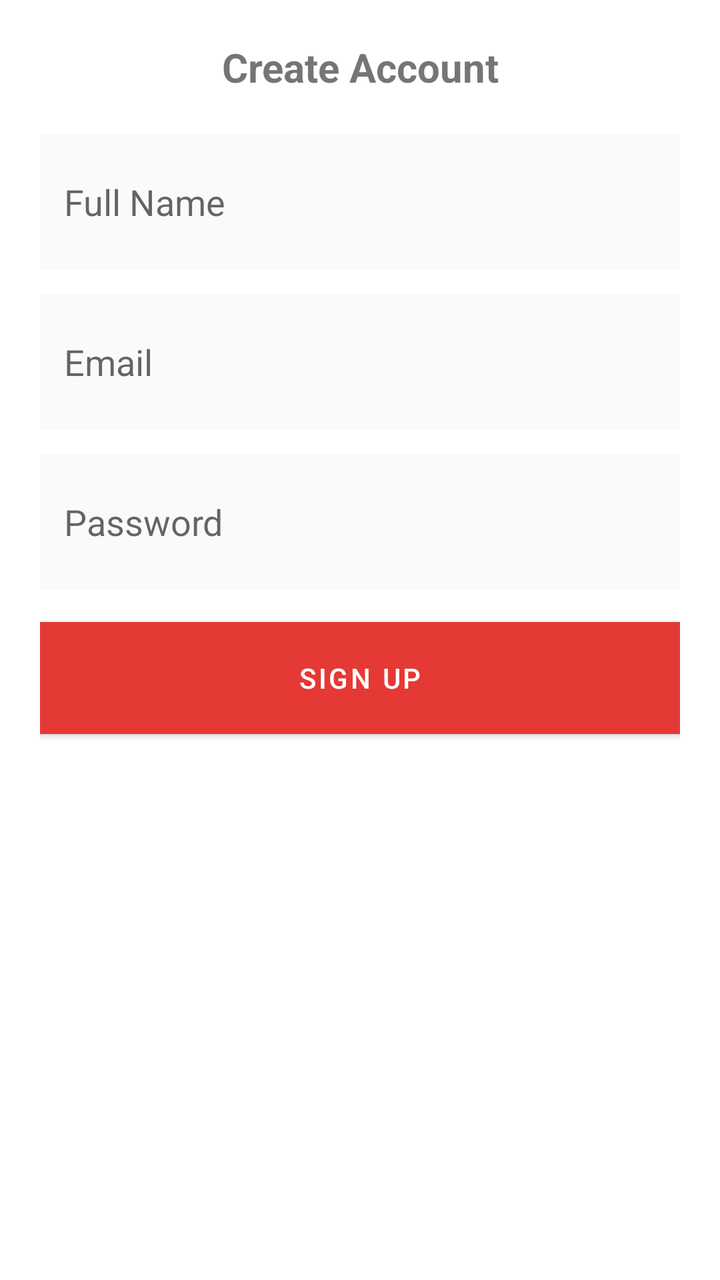
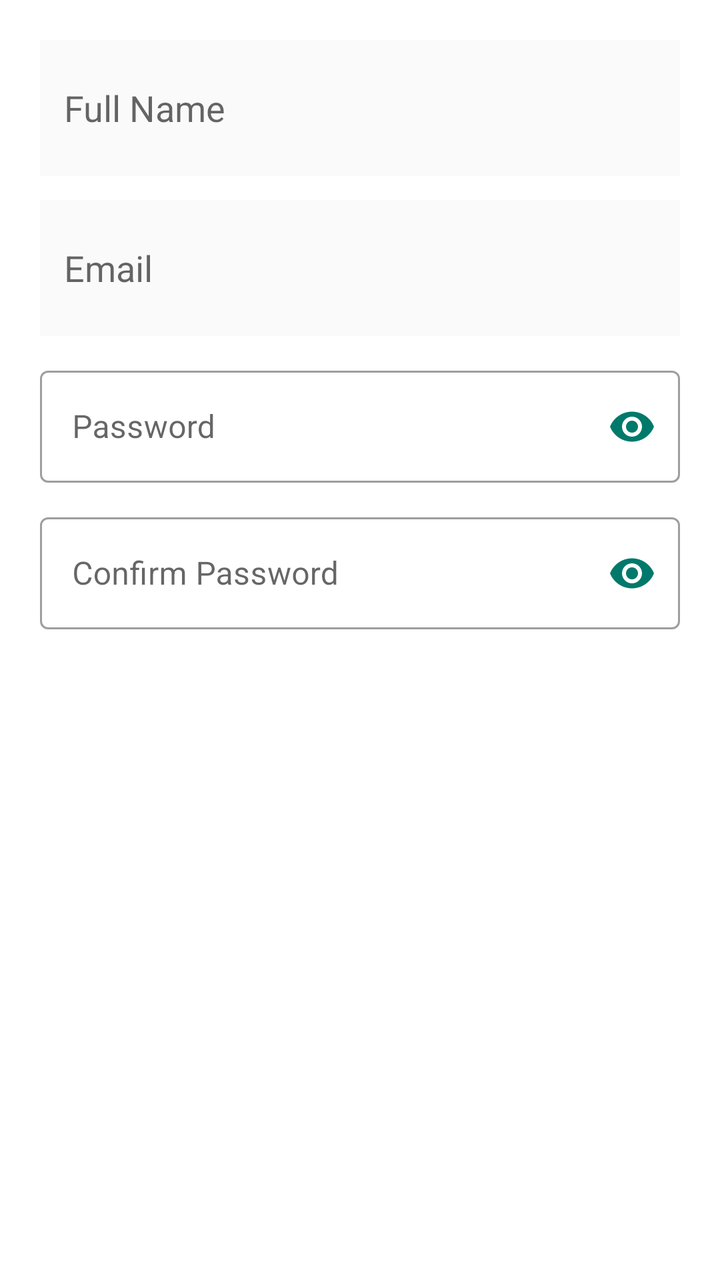

An Android layout rendered at two revisions. The XML below is the earlier revision; the diff shows what the commit changed to produce the second picture.
<!-- AndroidManifest.xml: application theme Theme.AmbuPlus -->
<!-- res/layout/dialog_signup.xml -->
<?xml version="1.0" encoding="utf-8"?>
<LinearLayout xmlns:android="http://schemas.android.com/apk/res/android"
    android:layout_width="match_parent"
    android:layout_height="wrap_content"
    android:orientation="vertical"
    android:padding="20dp">

    <TextView
        android:layout_width="match_parent"
        android:layout_height="wrap_content"
        android:text="Create Account"
        android:textSize="20sp"
        android:textStyle="bold"
        android:gravity="center"
        android:layout_marginBottom="20dp" />

    <LinearLayout
        android:layout_width="match_parent"
        android:layout_height="wrap_content"
        android:orientation="vertical"
        android:layout_marginBottom="12dp"
        android:background="#FAFAFA"
        android:padding="12dp"
        android:clickable="true"
        android:focusable="true">

        <EditText
            android:id="@+id/signupName"
            android:layout_width="match_parent"
            android:layout_height="wrap_content"
            android:hint="Full Name"
            android:inputType="textPersonName"
            android:background="@null"
            android:minHeight="44dp" />

    </LinearLayout>

    <LinearLayout
        android:layout_width="match_parent"
        android:layout_height="wrap_content"
        android:orientation="vertical"
        android:layout_marginBottom="12dp"
        android:background="#FAFAFA"
        android:padding="12dp"
        android:clickable="true"
        android:focusable="true">

        <EditText
            android:id="@+id/signupEmail"
            android:layout_width="match_parent"
            android:layout_height="wrap_content"
            android:hint="Email"
            android:inputType="textEmailAddress"
            android:background="@null"
            android:minHeight="44dp" />

    </LinearLayout>

    <LinearLayout
        android:layout_width="match_parent"
        android:layout_height="wrap_content"
        android:orientation="vertical"
        android:layout_marginBottom="16dp"
        android:background="#FAFAFA"
        android:padding="12dp"
        android:clickable="true"
        android:focusable="true">

        <EditText
            android:id="@+id/signupPassword"
            android:layout_width="match_parent"
            android:layout_height="wrap_content"
            android:hint="Password"
            android:inputType="textPassword"
            android:background="@null"
            android:minHeight="44dp" />

    </LinearLayout>

    <Button
        android:id="@+id/signupButton"
        android:layout_width="match_parent"
        android:layout_height="56dp"
        android:text="Sign Up"
        android:background="#00796B"
        android:textColor="#FFFFFF" />
</LinearLayout>
<!-- resources referenced by this layout -->
<resources>
  <style name="Theme.AmbuPlus" parent="Theme.MaterialComponents.DayNight.DarkActionBar">
          <item name="android:windowNoTitle">true</item>
          <item name="android:windowActionBar">false</item>
  
          <item name="colorPrimary">#E53935</item>
          <item name="colorOnSurface">#000000</item>
          <item name="colorOnBackground">#000000</item>
      </style>
</resources>

<!-- the commit's change to res/layout/dialog_signup.xml (unified diff, before → after) -->
@@ -1,19 +1,12 @@
 <?xml version="1.0" encoding="utf-8"?>
 <LinearLayout xmlns:android="http://schemas.android.com/apk/res/android"
+    xmlns:app="http://schemas.android.com/apk/res-auto"
     android:layout_width="match_parent"
     android:layout_height="wrap_content"
     android:orientation="vertical"
     android:padding="20dp">
 
-    <TextView
-        android:layout_width="match_parent"
-        android:layout_height="wrap_content"
-        android:text="Create Account"
-        android:textSize="20sp"
-        android:textStyle="bold"
-        android:gravity="center"
-        android:layout_marginBottom="20dp" />
-
+    
     <LinearLayout
         android:layout_width="match_parent"
         android:layout_height="wrap_content"
@@ -35,6 +28,7 @@
 
     </LinearLayout>
 
+    
     <LinearLayout
         android:layout_width="match_parent"
         android:layout_height="wrap_content"
@@ -56,32 +50,44 @@
 
     </LinearLayout>
 
-    <LinearLayout
+    
+    <com.google.android.material.textfield.TextInputLayout
+        android:id="@+id/tilSignupPassword"
         android:layout_width="match_parent"
         android:layout_height="wrap_content"
-        android:orientation="vertical"
-        android:layout_marginBottom="16dp"
-        android:background="#FAFAFA"
-        android:padding="12dp"
-        android:clickable="true"
-        android:focusable="true">
+        android:layout_marginBottom="12dp"
+        app:passwordToggleEnabled="true"
+        app:passwordToggleTint="#00796B"
+        style="@style/Widget.MaterialComponents.TextInputLayout.OutlinedBox">
 
-        <EditText
+        <com.google.android.material.textfield.TextInputEditText
             android:id="@+id/signupPassword"
             android:layout_width="match_parent"
             android:layout_height="wrap_content"
             android:hint="Password"
             android:inputType="textPassword"
-            android:background="@null"
-            android:minHeight="44dp" />
+            android:minHeight="56dp" />
 
-    </LinearLayout>
+    </com.google.android.material.textfield.TextInputLayout>
 
-    <Button
-        android:id="@+id/signupButton"
+    
+    <com.google.android.material.textfield.TextInputLayout
+        android:id="@+id/tilSignupConfirmPassword"
         android:layout_width="match_parent"
-        android:layout_height="56dp"
-        android:text="Sign Up"
-        android:background="#00796B"
-        android:textColor="#FFFFFF" />
+        android:layout_height="wrap_content"
+        android:layout_marginBottom="16dp"
+        app:passwordToggleEnabled="true"
+        app:passwordToggleTint="#00796B"
+        style="@style/Widget.MaterialComponents.TextInputLayout.OutlinedBox">
+
+        <com.google.android.material.textfield.TextInputEditText
+            android:id="@+id/signupConfirmPassword"
+            android:layout_width="match_parent"
+            android:layout_height="wrap_content"
+            android:hint="Confirm Password"
+            android:inputType="textPassword"
+            android:minHeight="56dp" />
+
+    </com.google.android.material.textfield.TextInputLayout>
+
 </LinearLayout>
